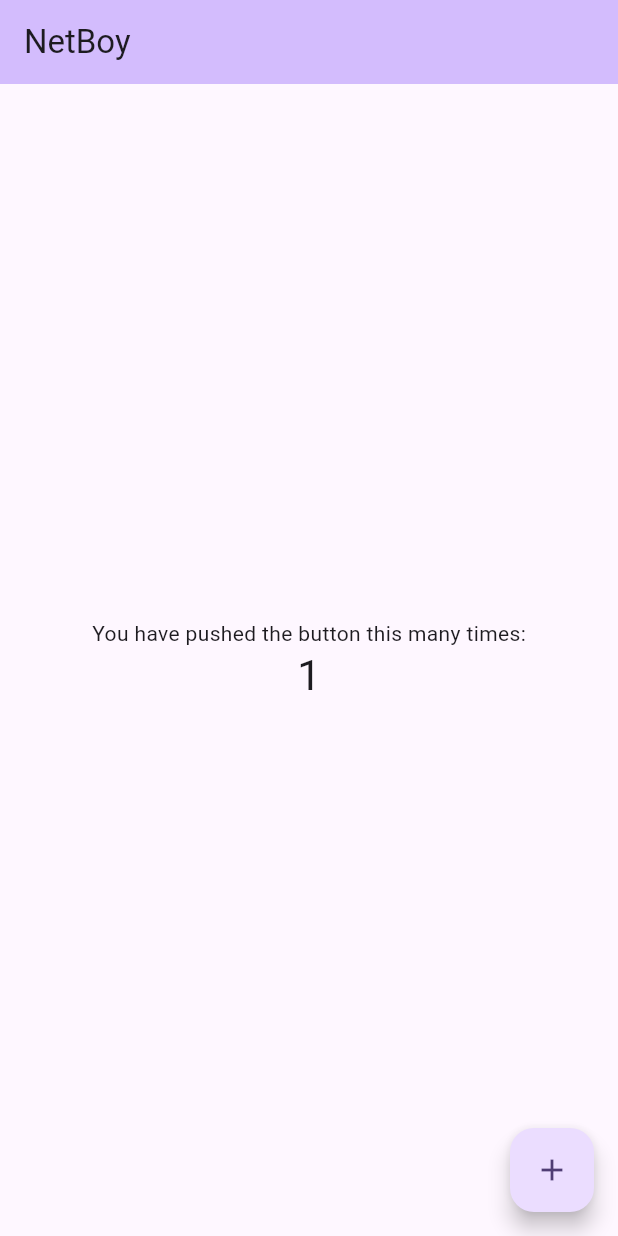
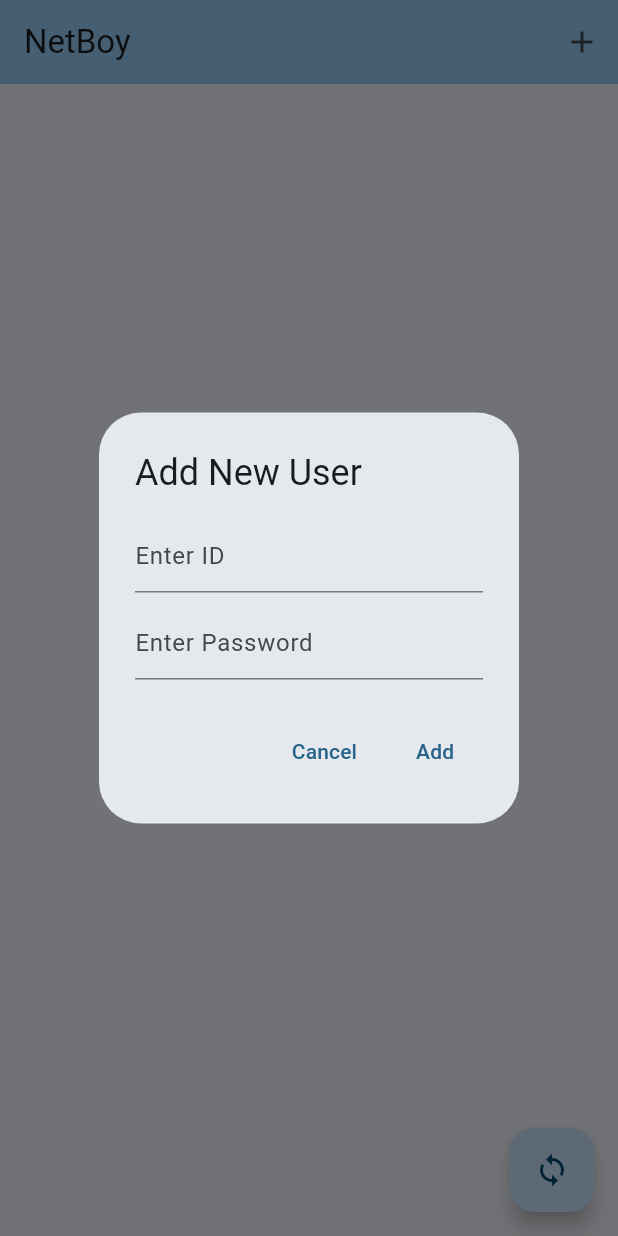
Before and after one commit to L1ghtweight/netboy, a Flutter app: the screen it shows after launch, after a tap on the "add" icon, on a phone screen of 412 x 824 dp. Run offline on Flutter 3.47's test engine with Material 2 defaults, Android fonts, the phone set to English and light mode, and no system bars.

Commit message:
add credentials

```diff
--- a/lib/main.dart
+++ b/lib/main.dart
@@ -1,6 +1,11 @@
 import 'package:flutter/material.dart';
+import 'dart:io';
+import 'dart:convert';
 
-void main() {
+import 'package:path_provider/path_provider.dart';
+
+void main() async {
+  WidgetsFlutterBinding.ensureInitialized();
   runApp(const MyApp());
 }
 
@@ -11,6 +16,7 @@ class MyApp extends StatelessWidget {
   @override
   Widget build(BuildContext context) {
     return MaterialApp(
+      debugShowCheckedModeBanner: false,
       title: 'NetBoy',
       theme: ThemeData(
         // This is the theme of your application.
@@ -28,7 +34,7 @@ class MyApp extends StatelessWidget {
         //
         // This works for code too, not just values: Most code changes can be
         // tested with just a hot reload.
-        colorScheme: ColorScheme.fromSeed(seedColor: Colors.deepPurple),
+        colorScheme: ColorScheme.fromSeed(seedColor: Colors.lightBlue),
         useMaterial3: true,
       ),
       home: const MyHomePage(title: 'NetBoy'),
@@ -55,16 +61,91 @@ class MyHomePage extends StatefulWidget {
 }
 
 class _MyHomePageState extends State<MyHomePage> {
-  int _counter = 0;
+  Future<void> appendToCredsFile(String id, String password) async {
+    // Get the application documents directory
+    Directory appDocumentsDirectory = await getApplicationDocumentsDirectory();
 
-  void _incrementCounter() {
+    // Construct the file path for the credentials file
+    String filePath = '${appDocumentsDirectory.path}/creds.json';
+    File credsFile = File(filePath);
+
+    // Read existing content or create an empty list
+    List<dynamic> existingData = [];
+    if (credsFile.existsSync()) {
+      String fileContent = credsFile.readAsStringSync();
+      existingData = json.decode(fileContent);
+    }
+
+    // Append new data
+    existingData.add({'id': id, 'password': password});
+
+    // Write the updated content back to the file
+    credsFile.writeAsStringSync(json.encode(existingData));
+  }
+
+  void showAddIDDialog(BuildContext context) {
+    showDialog(
+      context: context,
+      builder: (BuildContext context) {
+        TextEditingController idController = TextEditingController();
+        TextEditingController passwordController = TextEditingController();
+
+        return AlertDialog(
+          title: Text('Add New User'),
+          content: Column(
+            mainAxisSize: MainAxisSize.min,
+            children: [
+              TextField(
+                controller: idController,
+                decoration: InputDecoration(
+                  hintText: 'Enter ID',
+                ),
+              ),
+              SizedBox(height: 10),
+              TextField(
+                controller: passwordController,
+                obscureText: true,
+                decoration: InputDecoration(
+                  hintText: 'Enter Password',
+                ),
+              ),
+            ],
+          ),
+          actions: [
+            TextButton(
+              onPressed: () {
+                Navigator.pop(context); // Close the dialog box
+              },
+              child: Text('Cancel'),
+            ),
+            TextButton(
+              onPressed: () {
+                // Process the entered ID and password
+                String id = idController.text;
+                String password = passwordController.text;
+
+                // Append to the creds.json file
+                appendToCredsFile(id, password);
+
+                // Close the dialog box
+                Navigator.pop(context);
+              },
+              child: Text('Add'),
+            ),
+          ],
+        );
+      },
+    );
+  }
+
+  void fetchData() {
     setState(() {
       // This call to setState tells the Flutter framework that something has
       // changed in this State, which causes it to rerun the build method below
       // so that the display can reflect the updated values. If we changed
       // _counter without calling setState(), then the build method would not be
       // called again, and so nothing would appear to happen.
-      _counter++;
+      //call function that fetches data from net.iut-dhaka.edu
     });
   }
 
@@ -85,6 +166,17 @@ class _MyHomePageState extends State<MyHomePage> {
         // Here we take the value from the MyHomePage object that was created by
         // the App.build method, and use it to set our appbar title.
         title: Text(widget.title),
+
+        actions: [
+          IconButton(
+            icon: Icon(Icons.add),
+            tooltip: 'Add ID',
+            onPressed: () {
+              // Add button functionality here
+              showAddIDDialog(context);
+            },
+          ),
+        ],
       ),
       body: Center(
         // Center is a layout widget. It takes a single child and positions it
@@ -106,19 +198,21 @@ class _MyHomePageState extends State<MyHomePage> {
           mainAxisAlignment: MainAxisAlignment.center,
           children: <Widget>[
             const Text(
-              'You have pushed the button this many times:',
+              'Add ID credentials to view stats',
             ),
             Text(
-              '$_counter',
+              'EMPTY TABLE',
               style: Theme.of(context).textTheme.headlineMedium,
             ),
           ],
         ),
       ),
       floatingActionButton: FloatingActionButton(
-        onPressed: _incrementCounter,
-        tooltip: 'Increment',
-        child: const Icon(Icons.add),
+        onPressed: () {
+          //TODO
+        },
+        tooltip: 'Refresh',
+        child: const Icon(Icons.sync),
       ), // This trailing comma makes auto-formatting nicer for build methods.
     );
   }
--- a/pubspec.yaml
+++ b/pubspec.yaml
@@ -35,6 +35,8 @@ dependencies:
   # The following adds the Cupertino Icons font to your application.
   # Use with the CupertinoIcons class for iOS style icons.
   cupertino_icons: ^1.0.2
+  path_provider: ^2.0.5
+
 
 dev_dependencies:
   flutter_test:
```
Also changed, not shown: pubspec.lock, 2 other files.
